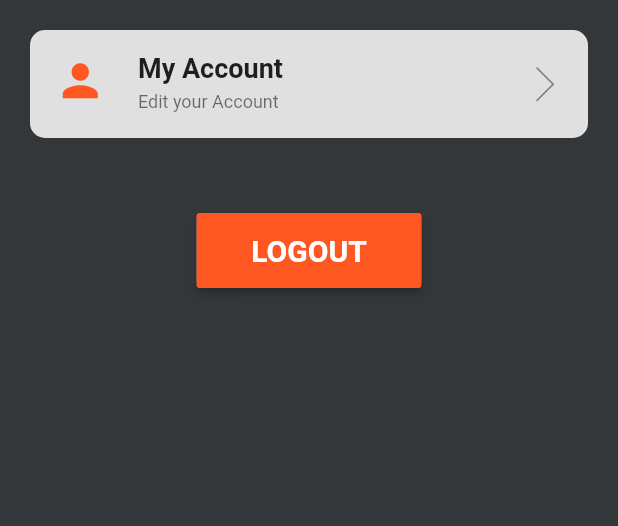
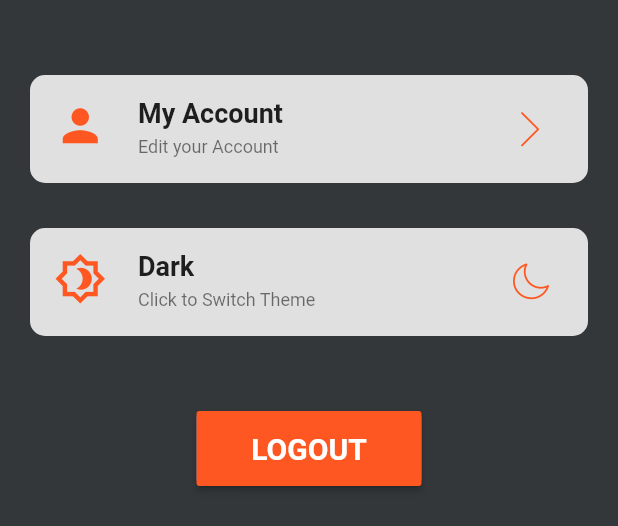
Before and after one commit to mohamedwagdy581/maintenance_requests, a Flutter app: the SettingsScreen widget shown alone on an empty page, opened directly, on a phone screen of 412 x 824 dp. Shown: the top 526 px of the screen. Run offline on Flutter 3.47's test engine with Material 2 defaults, Android fonts, the phone set to English and light mode, and no system bars; our stand-ins replace cloud_firestore, conditional_builder_null_safety, dio, firebase_auth, firebase_core, flutter_bloc and 4 more; accounts and stored records are empty.

Commit message:
update in profile and login and register screens and finish theme mode

```diff
--- a/lib/modules/login/login_screen.dart
+++ b/lib/modules/login/login_screen.dart
@@ -144,8 +144,8 @@ class LoginScreen extends StatelessWidget {
                                   if(formKey.currentState!.validate())
                                   {
                                     LoginCubit.get(context).userLogin(
-                                      email: emailController.text,
-                                      password: passwordController.text,
+                                      email: emailController.text.trim(),
+                                      password: passwordController.text.trim(),
                                     );
                                   }
                                 },
--- a/lib/modules/register/register_cubit/register_cubit.dart
+++ b/lib/modules/register/register_cubit/register_cubit.dart
@@ -39,6 +39,7 @@ class RegisterCubit extends Cubit<RegisterStates>
         cover: '',
         //isEmailVerified: value.user!.emailVerified.toString(),
       );
+
     }).catchError((error)
     {
       emit(RegisterErrorState(error.toString()));
--- a/lib/modules/settings/settings_screen.dart
+++ b/lib/modules/settings/settings_screen.dart
@@ -15,7 +15,10 @@ class SettingsScreen extends StatelessWidget {
       padding: const EdgeInsets.all(20.0),
       child: Column(
         children: [
-          Container(
+          const SizedBox(
+            height: 30.0,
+          ),
+          /*Container(
             decoration: BoxDecoration(
               color: Colors.grey[300],
               borderRadius: BorderRadius.circular(10.0),
@@ -26,7 +29,9 @@ class SettingsScreen extends StatelessWidget {
               },
               leading: Icon(
                 Icons.person,
-                color: AppCubit.get(context).isDark ? Colors.deepOrange : Colors.blue,
+                color: AppCubit.get(context).isDark
+                    ? Colors.deepOrange
+                    : Colors.blue,
                 size: 35.0,
               ),
               title: const Text(
@@ -42,6 +47,36 @@ class SettingsScreen extends StatelessWidget {
               ),
               trailing: const Icon(CustomIcons.chevron_right),
             ),
+          ),*/
+          customListTile(
+            context: context,
+            onTap: ()
+            {
+              navigateTo(context, EditProfileScreen());
+            },
+            prefixIcon: Icons.person,
+            suffixIcon: CustomIcons.chevron_right,
+            title: 'My Account',
+            subTitle: 'Edit your Account',
+          ),
+
+          const SizedBox(
+            height: 30.0,
+          ),
+          customListTile(
+            context: context,
+            onTap: ()
+            {
+              AppCubit.get(context).changeAppModeTheme();
+            },
+            prefixIcon: Icons.brightness_4_outlined,
+            suffixIcon: AppCubit.get(context).isDark
+                ? CustomIcons.moon
+                : CustomIcons.sun,
+            title: AppCubit.get(context).isDark
+                ? 'Dark'
+                : 'Light',
+            subTitle: 'Click to Switch Theme',
           ),
 
           const SizedBox(
@@ -56,11 +91,57 @@ class SettingsScreen extends StatelessWidget {
                 signOut(context);
               },
               text: 'LOGOUT',
-              backgroundColor: AppCubit.get(context).isDark ? Colors.deepOrange : Colors.blue,
+              backgroundColor: AppCubit.get(context).isDark
+                  ? Colors.deepOrange
+                  : Colors.blue,
             ),
           ),
         ],
       ),
     );
   }
+
+  Widget customListTile({
+    required context,
+    VoidCallback? onTap,
+    required IconData prefixIcon,
+    required IconData suffixIcon,
+    required String title,
+    required String subTitle,
+  }) =>
+      Container(
+        decoration: BoxDecoration(
+          color: Colors.grey[300],
+          borderRadius: BorderRadius.circular(10.0),
+        ),
+        child: ListTile(
+          onTap: onTap,
+          leading: Icon(
+            prefixIcon,
+            color:
+                AppCubit.get(context).isDark ? Colors.deepOrange : Colors.blue,
+            size: 35.0,
+          ),
+          title: Text(
+            title,
+            style: const TextStyle(
+              fontSize: 18.0,
+              fontWeight: FontWeight.bold,
+            ),
+          ),
+          subtitle: Text(
+            subTitle,
+            style: Theme.of(context).textTheme.caption,
+          ),
+          trailing: Padding(
+            padding: const EdgeInsets.only(right: 10.0),
+            child: Icon(
+                suffixIcon,
+              color: AppCubit.get(context).isDark
+                  ? Colors.deepOrange
+                  : Colors.blue,
+            ),
+          ),
+        ),
+      );
 }
--- a/lib/shared/network/cubit/cubit.dart
+++ b/lib/shared/network/cubit/cubit.dart
@@ -55,6 +55,7 @@ class AppCubit extends Cubit<AppStates>
     {
       print(error.toString());
       emit(AppGetUserErrorState(error.toString()));
+
     });
   }
 
--- a/lib/style/themes.dart
+++ b/lib/style/themes.dart
@@ -21,6 +21,10 @@ ThemeData darkTheme = ThemeData(
       fontSize: 20.0,
       fontWeight: FontWeight.bold,
     ),
+  ),
+  drawerTheme: DrawerThemeData(
+    backgroundColor: HexColor('333739'),
+
   ),
   bottomNavigationBarTheme: BottomNavigationBarThemeData(
     type: BottomNavigationBarType.fixed,
```
Also changed, not shown: lib/layout/home_layout.dart (+6 -29 lines), lib/modules/edit_profile/edit_profile_screen.dart (+34 -12 lines), lib/modules/request_order/request_order_screen.dart (+5 -2 lines).
